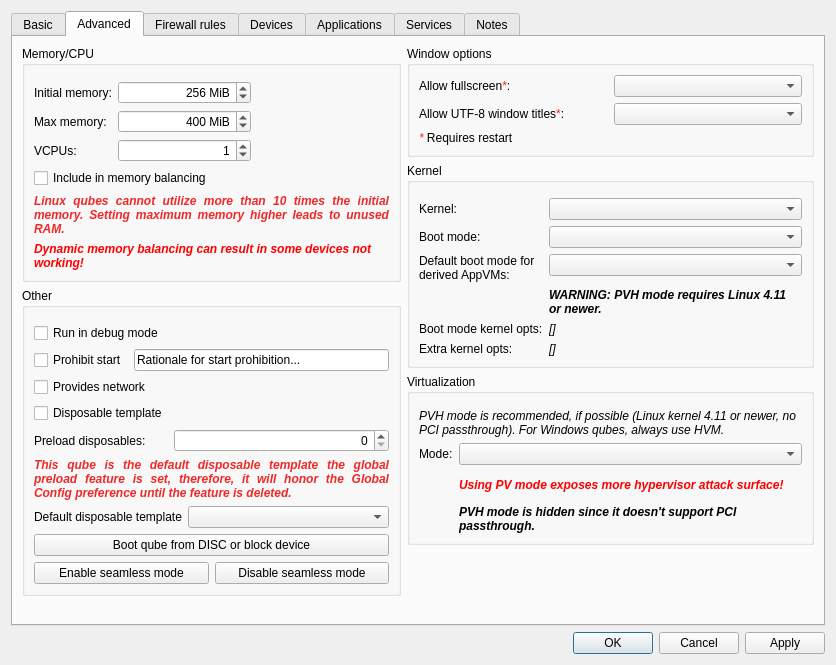
This is ui/settingsdlg.ui in fepitre/qubes-manager as Qt 5 draws it before an edit. The edited form follows.
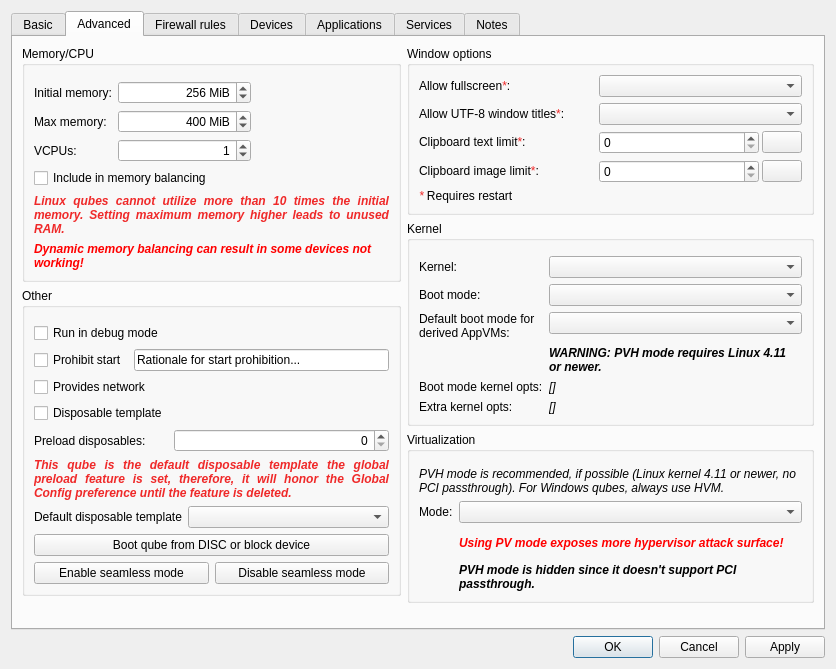
This is the edited form. The open tabs and pages were chosen to show the change. Icons and pictures are not drawn. Custom widgets are drawn as their Qt base class.

Commit message:
settings: per qube clipboard size limits
QubesOS/qubes-issues#9833

What changed in the file:
```diff
--- a/ui/settingsdlg.ui
+++ b/ui/settingsdlg.ui
@@ -1044,7 +1044,83 @@
               <item row="1" column="1">
                <widget class="QComboBox" name="allow_utf8"/>
               </item>
-              <item row="2" column="0" colspan="2">
+              <item row="2" column="0">
+               <widget class="QLabel" name="label_clipboard_text">
+                <property name="text">
+                 <string>&lt;html&gt;&lt;head/&gt;&lt;body&gt;&lt;p&gt;Clipboard text limit&lt;span style=&quot; color:#ef2929;&quot;&gt;*&lt;/span&gt;:&lt;/p&gt;&lt;/body&gt;&lt;/html&gt;</string>
+                </property>
+               </widget>
+              </item>
+              <item row="2" column="1">
+               <layout class="QHBoxLayout" name="clipboard_text_layout">
+                <property name="spacing">
+                 <number>3</number>
+                </property>
+                <item>
+                 <widget class="QSpinBox" name="clipboard_text_value">
+                  <property name="minimumSize">
+                   <size>
+                    <width>160</width>
+                    <height>0</height>
+                   </size>
+                  </property>
+                 </widget>
+                </item>
+                <item>
+                 <widget class="QPushButton" name="clipboard_text_reset">
+                  <property name="text">
+                   <string/>
+                  </property>
+                  <property name="icon">
+                   <iconset resource="../resources.qrc">
+                    <normaloff>:/undo</normaloff>:/undo</iconset>
+                  </property>
+                  <property name="autoDefault">
+                   <bool>false</bool>
+                  </property>
+                 </widget>
+                </item>
+               </layout>
+              </item>
+              <item row="3" column="0">
+               <widget class="QLabel" name="label_clipboard_image">
+                <property name="text">
+                 <string>&lt;html&gt;&lt;head/&gt;&lt;body&gt;&lt;p&gt;Clipboard image limit&lt;span style=&quot; color:#ef2929;&quot;&gt;*&lt;/span&gt;:&lt;/p&gt;&lt;/body&gt;&lt;/html&gt;</string>
+                </property>
+               </widget>
+              </item>
+              <item row="3" column="1">
+               <layout class="QHBoxLayout" name="clipboard_image_layout">
+                <property name="spacing">
+                 <number>3</number>
+                </property>
+                <item>
+                 <widget class="QSpinBox" name="clipboard_image_value">
+                  <property name="minimumSize">
+                   <size>
+                    <width>160</width>
+                    <height>0</height>
+                   </size>
+                  </property>
+                 </widget>
+                </item>
+                <item>
+                 <widget class="QPushButton" name="clipboard_image_reset">
+                  <property name="text">
+                   <string/>
+                  </property>
+                  <property name="icon">
+                   <iconset resource="../resources.qrc">
+                    <normaloff>:/undo</normaloff>:/undo</iconset>
+                  </property>
+                  <property name="autoDefault">
+                   <bool>false</bool>
+                  </property>
+                 </widget>
+                </item>
+               </layout>
+              </item>
+              <item row="4" column="0" colspan="2">
                <widget class="QLabel" name="requires_restart_label">
                 <property name="sizePolicy">
                  <sizepolicy hsizetype="Preferred" vsizetype="Minimum">
```
The commit also changes 4 other files.
